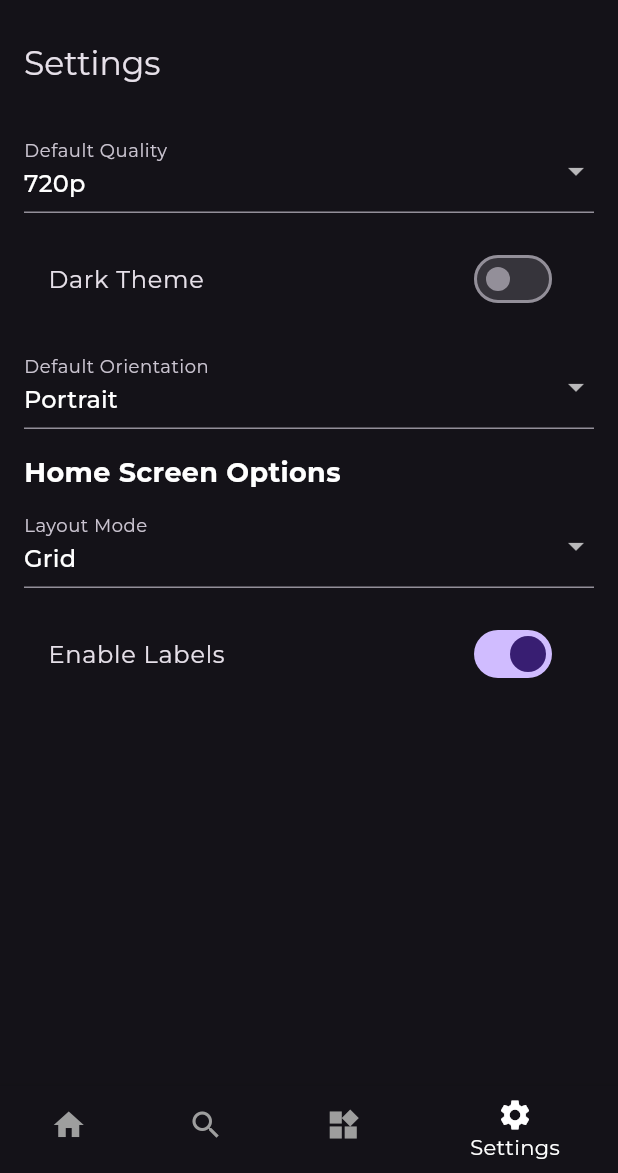
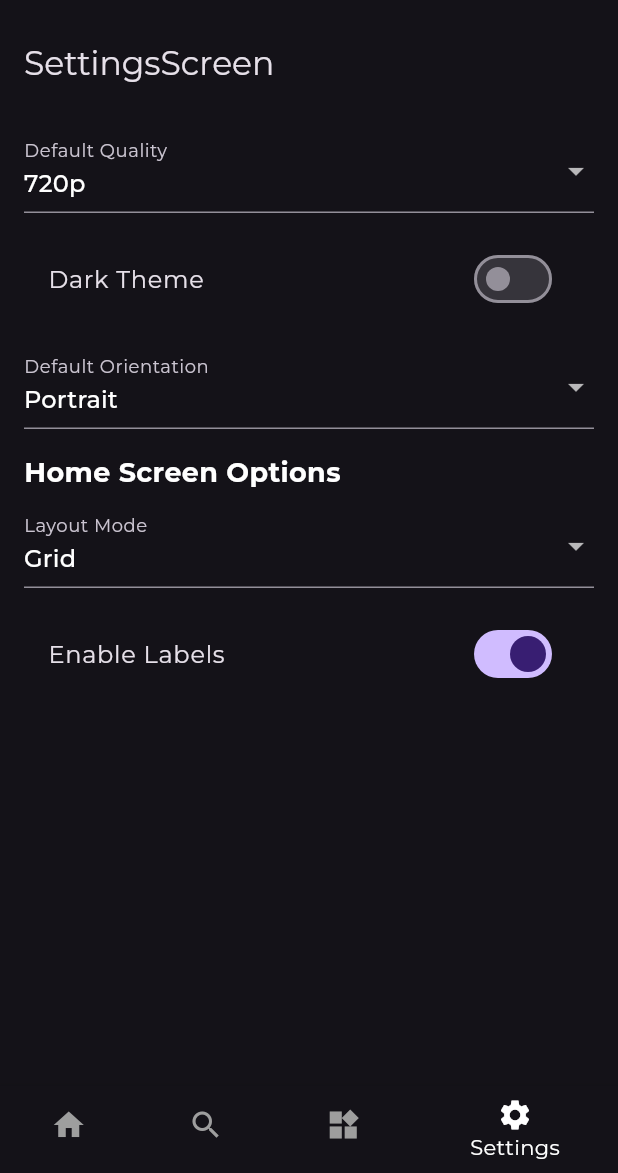
Before and after one commit to seasmoffi-gif/AnimeciX-app, a Flutter app: the screen it shows after launch, item 4 of the bottom bar chosen, on a phone screen of 412 x 824 dp, the part 63-1236 px from its top. Run offline on Flutter 3.47's test engine with Material 3 defaults, Android fonts, the phone set to English and light mode, and no system bars; our stand-ins replace google_fonts, hive, hive_flutter, video_player; accounts and stored records are empty; network calls fail.

Commit message:
Renamed Classes for better readability and to fix Settings() Conflict with HIVE

```diff
--- /dev/null
+++ b/lib/data/models/settings_model.dart
@@ -0,0 +1,47 @@
+import 'package:hive/hive.dart';
+
+part 'settings_model.g.dart';
+
+@HiveType(typeId: 0)
+class Settings {
+  @HiveField(0)
+  final String defaultQuality;
+  @HiveField(1)
+  final bool isDarkTheme;
+  @HiveField(2)
+  final String defaultOrientation;
+  @HiveField(3)
+  final String layoutMode;
+  @HiveField(4)
+  final bool isLabelEnabled;
+  @HiveField(5)
+  Settings({
+    required this.defaultQuality,
+    required this.isDarkTheme,
+    required this.defaultOrientation,
+    required this.layoutMode,
+    required this.isLabelEnabled,
+  });
+
+  // Factory method to create a Settings object from JSON
+  factory Settings.fromJson(Map<String, dynamic> json) {
+    return Settings(
+      defaultQuality: json['defaultQuality'] as String,
+      isDarkTheme: json['isDarkTheme'] as bool,
+      defaultOrientation: json['defaultOrientation'] as String,
+      layoutMode: json['layoutMode'] as String,
+      isLabelEnabled: json['isLabelEnabled'] as bool,
+    );
+  }
+
+  // Method to convert a Settings object to JSON
+  Map<String, dynamic> toJson() {
+    return {
+      'defaultQuality': defaultQuality,
+      'isDarkTheme': isDarkTheme,
+      'defaultOrientation': defaultOrientation,
+      'layoutMode': layoutMode,
+      'isLabelEnabled': isLabelEnabled,
+    };
+  }
+}
--- a/lib/main.dart
+++ b/lib/main.dart
@@ -1,13 +1,17 @@
 import 'package:flutter/material.dart';
 import 'package:flutter/services.dart';
 import 'package:google_fonts/google_fonts.dart';
-import 'package:nekoflow/screens/browse.dart';
-import 'package:nekoflow/screens/home.dart';
-import 'package:nekoflow/screens/search.dart';
-import 'package:nekoflow/screens/settings.dart';
+import 'package:hive_flutter/adapters.dart';
+import 'package:nekoflow/data/models/settings_model.dart';
+import 'package:nekoflow/screens/browse_screen.dart';
+import 'package:nekoflow/screens/home_screen.dart';
+import 'package:nekoflow/screens/search_screen.dart';
+import 'package:nekoflow/screens/settings_screen.dart';
 
-void main() {
+void main() async {
   WidgetsFlutterBinding.ensureInitialized();
+  await Hive.initFlutter();
+  Hive.registerAdapter(SettingsAdapter());
   SystemChrome.setEnabledSystemUIMode(SystemUiMode.edgeToEdge);
   runApp(const MainApp());
 }
@@ -23,10 +27,10 @@ class _MainAppState extends State<MainApp> {
   int _selectedIndex = 0;
   bool _isDarkMode = true;
   static const _screens = [
-    KeyedSubtree(key: ValueKey("Home"), child: Home()),
-    KeyedSubtree(key: ValueKey("Search"), child: Search()),
-    KeyedSubtree(key: ValueKey("Browse"), child: Browse()),
-    KeyedSubtree(key: ValueKey("Settings"), child: Settings()),
+    KeyedSubtree(key: ValueKey("Home"), child: HomeScreen()),
+    KeyedSubtree(key: ValueKey("Search"), child: SearchScreen()),
+    KeyedSubtree(key: ValueKey("Browse"), child: BrowseScreen()),
+    KeyedSubtree(key: ValueKey("Settings"), child: SettingsScreen()),
   ];
 
   @override
--- a/lib/screens/settings.dart
+++ b/lib/screens/settings_screen.dart
@@ -1,13 +1,13 @@
 import 'package:flutter/material.dart';
 
-class Settings extends StatefulWidget {
-  const Settings({super.key});
+class SettingsScreen extends StatefulWidget {
+  const SettingsScreen({super.key});
 
   @override
-  State<Settings> createState() => _SettingsState();
+  State<SettingsScreen> createState() => _SettingsScreenState();
 }
 
-class _SettingsState extends State<Settings> {
+class _SettingsScreenState extends State<SettingsScreen> {
   // State variables
   String _selectedQuality = '720p';
   bool _isDarkTheme = false;
@@ -24,7 +24,7 @@ class _SettingsState extends State<Settings> {
   Widget build(BuildContext context) {
     return Scaffold(
       appBar: AppBar(
-        title: const Text('Settings'),
+        title: const Text('SettingsScreen'),
       ),
       body: Padding(
         padding: const EdgeInsets.all(16.0),
--- a/lib/widgets/episodes_list.dart
+++ b/lib/widgets/episodes_list.dart
@@ -1,6 +1,6 @@
 import 'package:flutter/material.dart';
 import 'package:nekoflow/data/models/details_model.dart';
-import 'package:nekoflow/screens/stream.dart';
+import 'package:nekoflow/screens/stream_screen.dart';
 
 class EpisodesList extends StatelessWidget {
   final List<Episode> episodes;
@@ -37,7 +37,7 @@ class EpisodesList extends StatelessWidget {
             Navigator.push(
               context,
               MaterialPageRoute(
-                builder: (context) => Stream(
+                builder: (context) => StreamScreen(
                   id: episode.id,
                   title: title,
                 ),
--- a/lib/widgets/featured_item.dart
+++ b/lib/widgets/featured_item.dart
@@ -1,5 +1,5 @@
 import 'package:flutter/material.dart';
-import 'package:nekoflow/screens/details.dart';
+import 'package:nekoflow/screens/details_screen.dart';
 
 class FeaturedItem extends StatelessWidget {
   final Map<String, dynamic> anime;
@@ -12,7 +12,7 @@ class FeaturedItem extends StatelessWidget {
       onTap: () => Navigator.push(
         context,
         MaterialPageRoute(
-          builder: (context) => Details(
+          builder: (context) => DetailsScreen(
             id: anime['id'],
             image: anime['image'],
             title: anime['title'],
--- a/lib/widgets/popular_item.dart
+++ b/lib/widgets/popular_item.dart
@@ -1,5 +1,5 @@
 import 'package:flutter/material.dart';
-import 'package:nekoflow/screens/details.dart';
+import 'package:nekoflow/screens/details_screen.dart';
 
 class PopularItem extends StatelessWidget {
   final Map<String, dynamic> anime;
@@ -13,7 +13,7 @@ class PopularItem extends StatelessWidget {
         Navigator.push(
           context,
           MaterialPageRoute(
-            builder: (context) => Details(
+            builder: (context) => DetailsScreen(
               id: anime['id'],
               image: anime['image'],
               title: anime['title'],
--- a/lib/widgets/result_card.dart
+++ b/lib/widgets/result_card.dart
@@ -1,6 +1,6 @@
 import 'package:flutter/material.dart';
 import 'package:nekoflow/data/models/search_result.dart';
-import 'package:nekoflow/screens/details.dart';
+import 'package:nekoflow/screens/details_screen.dart';
 
 class ResultCard extends StatelessWidget {
   final Anime anime;
@@ -15,7 +15,7 @@ class ResultCard extends StatelessWidget {
           context,
           MaterialPageRoute(
             builder: (context) =>
-                Details(id: anime.id, image: anime.image, title: anime.title),
+                DetailsScreen(id: anime.id, image: anime.image, title: anime.title),
           ),
         );
       },
```
Also changed, not shown: lib/screens/browse_screen.dart (renamed from lib/screens/browse.dart, +4 -4 lines), lib/screens/details_screen.dart (renamed from lib/screens/details.dart, +4 -4 lines), lib/screens/home_screen.dart (renamed from lib/screens/home.dart, +4 -4 lines), lib/screens/search_screen.dart (renamed from lib/screens/search.dart, +4 -4 lines), lib/screens/stream_screen.dart (renamed from lib/screens/stream.dart, +4 -4 lines), pubspec.yaml (+6 -1 lines), lib/data/models/settings_model.g.dart (added), pubspec.lock, 7 other files.
